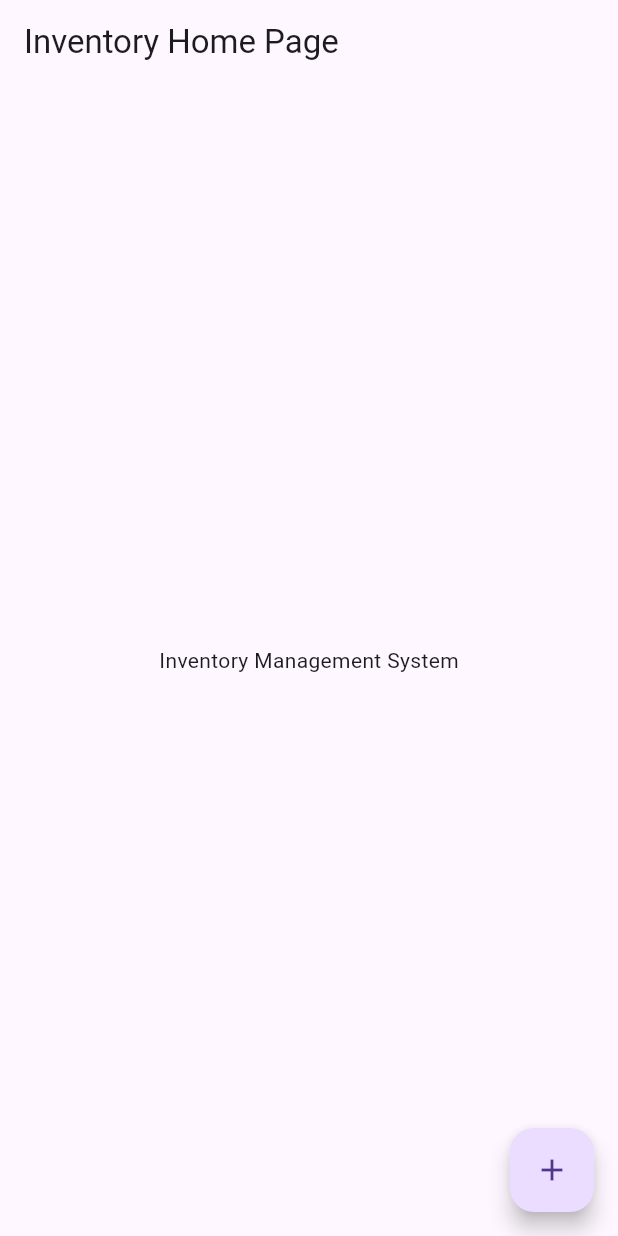
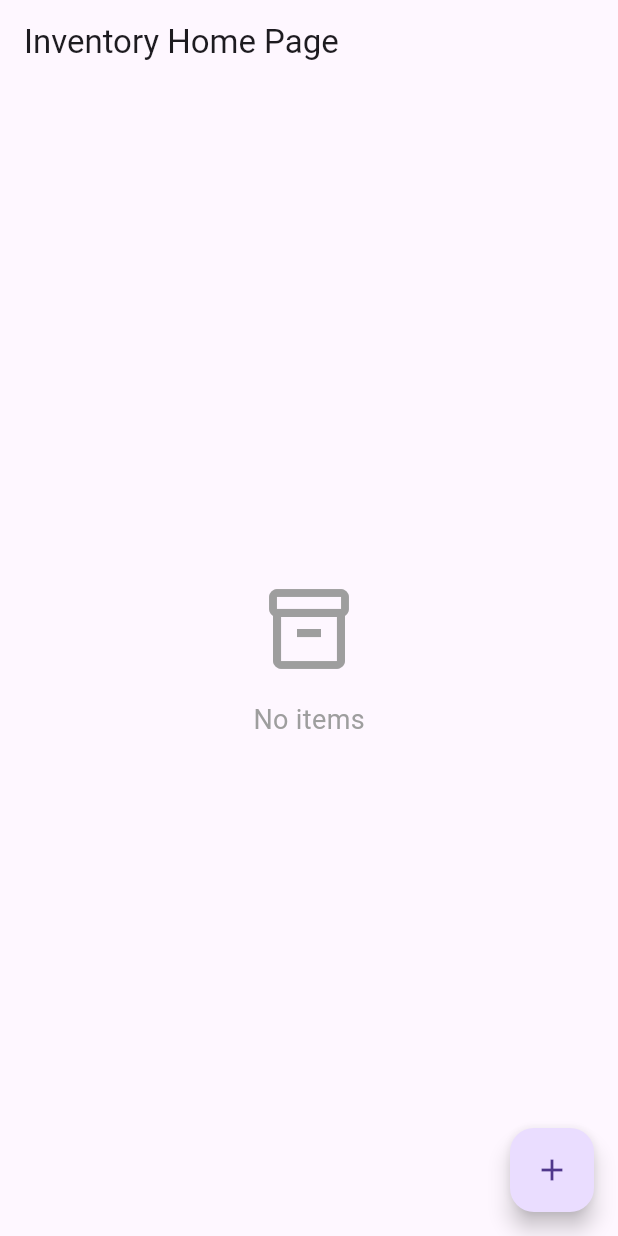
Before and after one commit to sannzay/act15_mad, a Flutter app: the screen it shows after launch, on a phone screen of 412 x 824 dp. Run offline on Flutter 3.47's test engine with Material 3 defaults, Android fonts, the phone set to English and light mode, and no system bars; our stand-ins replace cloud_firestore, firebase_core; accounts and stored records are empty.

Commit message:
Add home screen with real-time item list

```diff
--- a/lib/main.dart
+++ b/lib/main.dart
@@ -1,6 +1,7 @@
 import 'package:flutter/material.dart';
 import 'package:firebase_core/firebase_core.dart';
 import 'firebase_options.dart';
+import 'screens/inventory_home_page.dart';
 
 void main() async {
   WidgetsFlutterBinding.ensureInitialized();
@@ -22,33 +23,3 @@
     );
   }
 }
-
-class InventoryHomePage extends StatefulWidget {
-  const InventoryHomePage({super.key, this.title});
-  final String? title;
-
-  @override
-  State<InventoryHomePage> createState() => InventoryHomePageState();
-}
-
-class InventoryHomePageState extends State<InventoryHomePage> {
-  @override
-  Widget build(BuildContext context) {
-    return Scaffold(
-      appBar: AppBar(title: Text(widget.title ?? 'Inventory Home Page')),
-      body: Center(
-        child: Column(
-          mainAxisAlignment: MainAxisAlignment.center,
-          children: <Widget>[
-            Text('Inventory Management System'),
-          ],
-        ),
-      ),
-      floatingActionButton: FloatingActionButton(
-        onPressed: () {},
-        tooltip: 'Add Item',
-        child: Icon(Icons.add),
-      ),
-    );
-  }
-}
--- /dev/null
+++ b/lib/screens/inventory_home_page.dart
@@ -0,0 +1,121 @@
+import 'package:flutter/material.dart';
+import '../services/firestore_service.dart';
+import '../models/item.dart';
+import 'add_edit_item_screen.dart';
+
+class InventoryHomePage extends StatefulWidget {
+  const InventoryHomePage({super.key, this.title});
+  final String? title;
+
+  @override
+  State<InventoryHomePage> createState() => InventoryHomePageState();
+}
+
+class InventoryHomePageState extends State<InventoryHomePage> {
+  final FirestoreService _firestoreService = FirestoreService();
+
+  @override
+  Widget build(BuildContext context) {
+    return Scaffold(
+      appBar: AppBar(
+        title: Text(widget.title ?? 'Inventory Home Page'),
+      ),
+      body: StreamBuilder<List<Item>>(
+        stream: _firestoreService.getItemsStream(),
+        builder: (context, snapshot) {
+          if (snapshot.connectionState == ConnectionState.waiting) {
+            return const Center(
+              child: CircularProgressIndicator(),
+            );
+          }
+
+          if (snapshot.hasError) {
+            return Center(
+              child: Column(
+                mainAxisAlignment: MainAxisAlignment.center,
+                children: [
+                  Icon(
+                    Icons.error_outline,
+                    size: 64,
+                    color: Colors.red,
+                  ),
+                  const SizedBox(height: 16),
+                  Text(
+                    'Error: ${snapshot.error}',
+                    style: const TextStyle(fontSize: 16),
+                    textAlign: TextAlign.center,
+                  ),
+                ],
+              ),
+            );
+          }
+
+          if (!snapshot.hasData || snapshot.data!.isEmpty) {
+            return const Center(
+              child: Column(
+                mainAxisAlignment: MainAxisAlignment.center,
+                children: [
+                  Icon(
+                    Icons.inventory_2_outlined,
+                    size: 64,
+                    color: Colors.grey,
+                  ),
+                  SizedBox(height: 16),
+                  Text(
+                    'No items',
+                    style: TextStyle(fontSize: 18, color: Colors.grey),
+                  ),
+                ],
+              ),
+            );
+          }
+
+          final items = snapshot.data!;
+
+          return ListView.builder(
+            itemCount: items.length,
+            itemBuilder: (context, index) {
+              final item = items[index];
+              return ListTile(
+                title: Text(
+                  item.name,
+                  style: const TextStyle(fontWeight: FontWeight.bold),
+                ),
+                subtitle: Column(
+                  crossAxisAlignment: CrossAxisAlignment.start,
+                  children: [
+                    const SizedBox(height: 4),
+                    Text('Category: ${item.category}'),
+                    Text('Quantity: ${item.quantity}'),
+                    Text('Price: \$${item.price.toStringAsFixed(2)}'),
+                  ],
+                ),
+                trailing: const Icon(Icons.chevron_right),
+                onTap: () {
+                  Navigator.push(
+                    context,
+                    MaterialPageRoute(
+                      builder: (context) => AddEditItemScreen(item: item),
+                    ),
+                  );
+                },
+              );
+            },
+          );
+        },
+      ),
+      floatingActionButton: FloatingActionButton(
+        onPressed: () {
+          Navigator.push(
+            context,
+            MaterialPageRoute(
+              builder: (context) => const AddEditItemScreen(),
+            ),
+          );
+        },
+        tooltip: 'Add Item',
+        child: const Icon(Icons.add),
+      ),
+    );
+  }
+}
```
Also changed, not shown: lib/screens/add_edit_item_screen.dart (added, +20 -0 lines).
